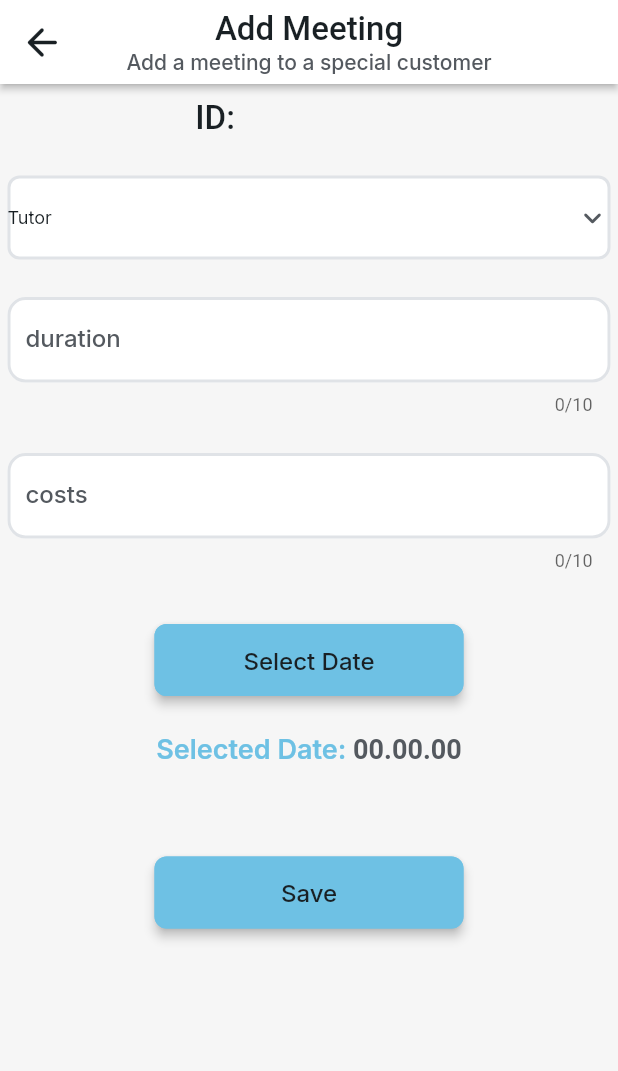
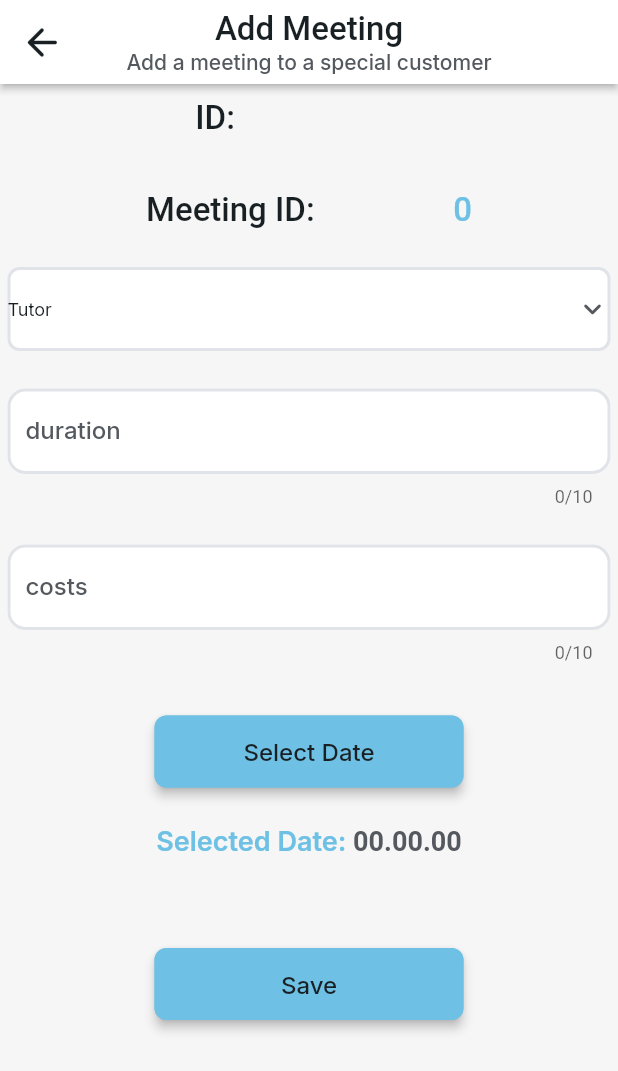
Before and after one commit to bytes-Coding-official/Administration-Tool, a Flutter app: the AddMeetingToCustomerWidget screen opened directly with empty values, on a phone screen of 412 x 824 dp. Shown: the top 1071 px of the screen. Run offline on Flutter 3.47's test engine with Material 3 defaults, Android fonts, the phone set to English and light mode, and no system bars; drawn by our look-alikes of auto_size_text, dropdown_button2, flutter_animate; our stand-ins replace cached_network_image, chewie, cloud_firestore, easy_debounce, file_picker, firebase_analytics and 20 more; missing offline and left inert: json_path, mime_type; accounts and stored records are empty; Roboto replaces fonts that are missing (Readex Pro); statements that could not run were skipped.

Commit message:
Updating to latest FlutterFlow output.

```diff
--- a/lib/backend/schema/customer_case_record.dart
+++ b/lib/backend/schema/customer_case_record.dart
@@ -56,15 +56,15 @@ class CustomerCaseRecord extends FirestoreRecord {
   bool get closed => _closed ?? false;
   bool hasClosed() => _closed != null;
 
-  // "meetings" field.
-  List<DocumentReference>? _meetings;
-  List<DocumentReference> get meetings => _meetings ?? const [];
-  bool hasMeetings() => _meetings != null;
-
   // "github" field.
   String? _github;
   String get github => _github ?? '';
   bool hasGithub() => _github != null;
+
+  // "meetings" field.
+  List<int>? _meetings;
+  List<int> get meetings => _meetings ?? const [];
+  bool hasMeetings() => _meetings != null;
 
   void _initializeFields() {
     _caseid = snapshotData['caseid'] as String?;
@@ -75,8 +75,8 @@ class CustomerCaseRecord extends FirestoreRecord {
     _topics = getDataList(snapshotData['topics']);
     _customer = snapshotData['customer'] as DocumentReference?;
     _closed = snapshotData['closed'] as bool?;
+    _github = snapshotData['github'] as String?;
     _meetings = getDataList(snapshotData['meetings']);
-    _github = snapshotData['github'] as String?;
   }
 
   static CollectionReference get collection =>
@@ -152,8 +152,8 @@ class CustomerCaseRecordDocumentEquality
         listEquality.equals(e1?.topics, e2?.topics) &&
         e1?.customer == e2?.customer &&
         e1?.closed == e2?.closed &&
-        listEquality.equals(e1?.meetings, e2?.meetings) &&
-        e1?.github == e2?.github;
+        e1?.github == e2?.github &&
+        listEquality.equals(e1?.meetings, e2?.meetings);
   }
 
   @override
@@ -166,8 +166,8 @@ class CustomerCaseRecordDocumentEquality
         e?.topics,
         e?.customer,
         e?.closed,
-        e?.meetings,
-        e?.github
+        e?.github,
+        e?.meetings
       ]);
 
   @override
--- a/lib/backend/schema/customer_meeting_record.dart
+++ b/lib/backend/schema/customer_meeting_record.dart
@@ -41,12 +41,18 @@ class CustomerMeetingRecord extends FirestoreRecord {
   String get date => _date ?? '';
   bool hasDate() => _date != null;
 
+  // "id" field.
+  int? _id;
+  int get id => _id ?? 0;
+  bool hasId() => _id != null;
+
   void _initializeFields() {
     _assignee = getDataList(snapshotData['assignee']);
     _customer = snapshotData['customer'] as DocumentReference?;
     _duration = castToType<double>(snapshotData['duration']);
     _costs = castToType<double>(snapshotData['costs']);
     _date = snapshotData['date'] as String?;
+    _id = castToType<int>(snapshotData['id']);
   }
 
   static CollectionReference get collection =>
@@ -88,6 +94,7 @@ Map<String, dynamic> createCustomerMeetingRecordData({
   double? duration,
   double? costs,
   String? date,
+  int? id,
 }) {
   final firestoreData = mapToFirestore(
     <String, dynamic>{
@@ -95,6 +102,7 @@ Map<String, dynamic> createCustomerMeetingRecordData({
       'duration': duration,
       'costs': costs,
       'date': date,
+      'id': id,
     }.withoutNulls,
   );
 
@@ -112,12 +120,13 @@ class CustomerMeetingRecordDocumentEquality
         e1?.customer == e2?.customer &&
         e1?.duration == e2?.duration &&
         e1?.costs == e2?.costs &&
-        e1?.date == e2?.date;
+        e1?.date == e2?.date &&
+        e1?.id == e2?.id;
   }
 
   @override
   int hash(CustomerMeetingRecord? e) => const ListEquality()
-      .hash([e?.assignee, e?.customer, e?.duration, e?.costs, e?.date]);
+      .hash([e?.assignee, e?.customer, e?.duration, e?.costs, e?.date, e?.id]);
 
   @override
   bool isValidKey(Object? o) => o is CustomerMeetingRecord;
--- a/lib/customer/add_meeting_to_customer/add_meeting_to_customer_model.dart
+++ b/lib/customer/add_meeting_to_customer/add_meeting_to_customer_model.dart
@@ -27,6 +27,8 @@ class AddMeetingToCustomerModel
   List<DocumentReference>? tutors;
   // Stores action output result for [Custom Action - getCustomerFromDocRef] action in Button widget.
   DocumentReference? customer;
+  // Stores action output result for [Firestore Query - Query a collection] action in Button widget.
+  int? meetingsCount;
   // Stores action output result for [Backend Call - Create Document] action in Button widget.
   CustomerMeetingRecord? newmeeting;
 
--- a/lib/customer/add_meeting_to_customer/add_meeting_to_customer_widget.dart
+++ b/lib/customer/add_meeting_to_customer/add_meeting_to_customer_widget.dart
@@ -206,6 +206,60 @@ class _AddMeetingToCustomerWidgetState extends State<AddMeetingToCustomerWidget>
                                           FlutterFlowTheme.of(context).primary,
                                       letterSpacing: 0.0,
                                     ),
+                              ),
+                            ],
+                          ),
+                        ),
+                        Padding(
+                          padding: const EdgeInsetsDirectional.fromSTEB(
+                              0.0, 10.0, 0.0, 0.0),
+                          child: Row(
+                            mainAxisSize: MainAxisSize.max,
+                            mainAxisAlignment: MainAxisAlignment.spaceEvenly,
+                            children: [
+                              Text(
+                                FFLocalizations.of(context).getText(
+                                  'feq3hl8k' /* Meeting ID: */,
+                                ),
+                                style: FlutterFlowTheme.of(context)
+                                    .headlineMedium
+                                    .override(
+                                      fontFamily: 'Readex Pro',
+                                      letterSpacing: 0.0,
+                                    ),
+                              ),
+                              FutureBuilder<int>(
+                                future: queryCustomerMeetingRecordCount(),
+                                builder: (context, snapshot) {
+                                  // Customize what your widget looks like when it's loading.
+                                  if (!snapshot.hasData) {
+                                    return Center(
+                                      child: SizedBox(
+                                        width: 50.0,
+                                        height: 50.0,
+                                        child: CircularProgressIndicator(
+                                          valueColor:
+                                              AlwaysStoppedAnimation<Color>(
+                                            FlutterFlowTheme.of(context)
+                                                .primary,
+                                          ),
+                                        ),
+                                      ),
+                                    );
+                                  }
+                                  int caseidCount = snapshot.data!;
+                                  return Text(
+                                    caseidCount.toString(),
+                                    style: FlutterFlowTheme.of(context)
+                                        .headlineMedium
+                                        .override(
+                                          fontFamily: 'Readex Pro',
+                                          color: FlutterFlowTheme.of(context)
+                                              .primary,
+                                          letterSpacing: 0.0,
+                                        ),
+                                  );
+                                },
                               ),
                             ],
                           ),
@@ -604,6 +658,21 @@ class _AddMeetingToCustomerWidgetState extends State<AddMeetingToCustomerWidget>
                                 addMeetingToCustomerCustomerCaseRecord
                                     .customer!.id,
                               );
+                              logFirebaseEvent('Button_firestore_query');
+                              _model.meetingsCount =
+                                  await queryCustomerMeetingRecordCount();
+                              logFirebaseEvent('Button_backend_call');
+
+                              await addMeetingToCustomerCustomerCaseRecord
+                                  .reference
+                                  .update({
+                                ...mapToFirestore(
+                                  {
+                                    'meetings': FieldValue.arrayUnion(
+                                        [_model.meetingsCount]),
+                                  },
+                                ),
+                              });
                               logFirebaseEvent('Button_backend_call');
 
                               var customerMeetingRecordReference =
@@ -616,6 +685,7 @@ class _AddMeetingToCustomerWidgetState extends State<AddMeetingToCustomerWidget>
                                       _model.durationTextController.text),
                                   costs: double.tryParse(
                                       _model.costsTextController.text),
+                                  id: _model.meetingsCount,
                                 ),
                                 ...mapToFirestore(
                                   {
@@ -632,6 +702,7 @@ class _AddMeetingToCustomerWidgetState extends State<AddMeetingToCustomerWidget>
                                       _model.durationTextController.text),
                                   costs: double.tryParse(
                                       _model.costsTextController.text),
+                                  id: _model.meetingsCount,
                                 ),
                                 ...mapToFirestore(
                                   {
@@ -639,18 +710,6 @@ class _AddMeetingToCustomerWidgetState extends State<AddMeetingToCustomerWidget>
                                   },
                                 ),
                               }, customerMeetingRecordReference);
-                              logFirebaseEvent('Button_backend_call');
-
-                              await addMeetingToCustomerCustomerCaseRecord
-                                  .reference
-                                  .update({
-                                ...mapToFirestore(
-                                  {
-                                    'meetings': FieldValue.arrayUnion(
-                                        [_model.newmeeting?.reference]),
-                                  },
-                                ),
-                              });
                               logFirebaseEvent('Button_alert_dialog');
                               await showDialog(
                                 context: context,
--- a/lib/flutter_flow/internationalization.dart
+++ b/lib/flutter_flow/internationalization.dart
@@ -2011,6 +2011,13 @@ final kTranslationsMap = <Map<String, Map<String, String>>>[
       'fr': '',
       'zh_Hans': '',
     },
+    'feq3hl8k': {
+      'en': 'Meeting ID:',
+      'de': 'ID:',
+      'es': '',
+      'fr': '',
+      'zh_Hans': '',
+    },
     'et2esaos': {
       'en': 'Option 1',
       'de': 'Option 1',
```
Also changed, not shown: lib/customer/customer/customer_widget.dart (+3 -5 lines), 1 other file.
